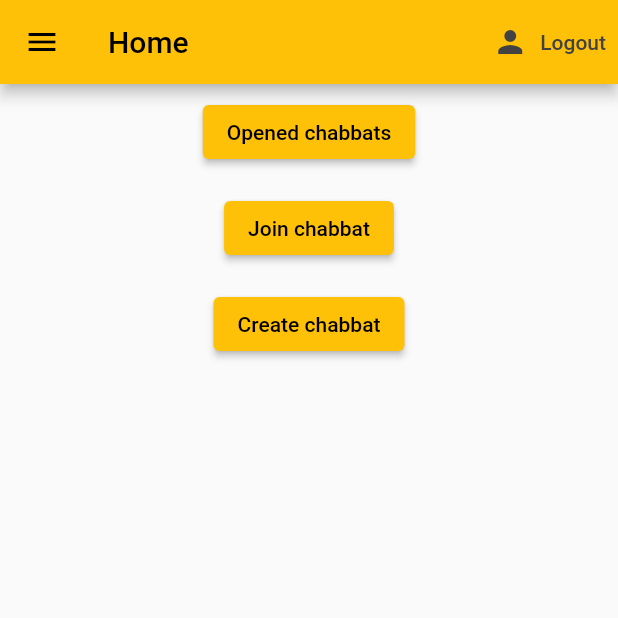
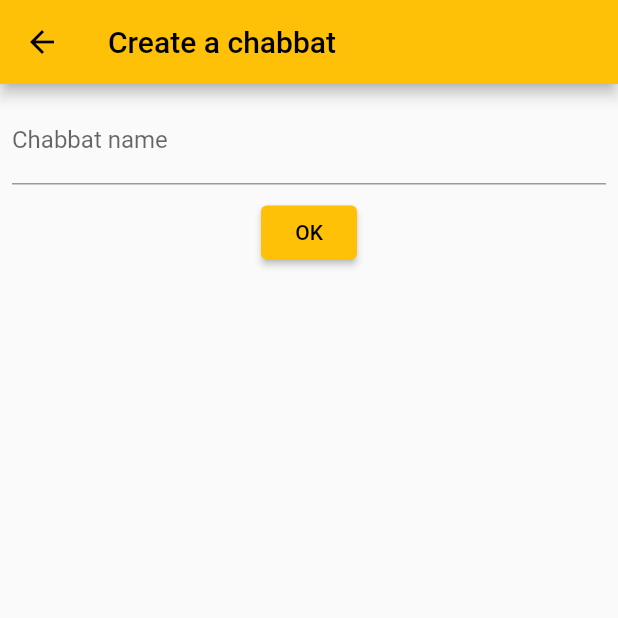
Before and after one commit to raphaelhaehnel/chabbat-pay, a Flutter app: the RouteHome screen opened by its route, after a tap on "Create chabbat", on a phone screen of 412 x 824 dp, the top half of it. Run offline on Flutter 3.47's test engine with Material 2 defaults, Android fonts, the phone set to English and light mode, and no system bars; our stand-ins replace cloud_firestore, firebase_auth, firebase_core, flutter_login; missing offline and left inert: mongo_dart; accounts and stored records are empty; Roboto replaces fonts that are missing (Georgia).

Commit message:
to new-york

```diff
--- a/lib/main.dart
+++ b/lib/main.dart
@@ -1,4 +1,6 @@
+import 'package:chabbat_pay/routes/joinChabbat.dart';
 import 'package:chabbat_pay/routes/loginRedirection.dart';
+import 'package:chabbat_pay/routes/newChabbat.dart';
 import 'package:firebase_auth/firebase_auth.dart';
 import 'package:firebase_core/firebase_core.dart';
 import 'package:flutter/material.dart';
@@ -29,6 +31,8 @@ class MyApp extends StatelessWidget {
             '/': (context) => LoginScreen(),
             '/home': (context) => const RouteHome(),
             '/profile': (context) => RouteProfile(),
+            '/home/new': (context) => NewChabatRoute(),
+            '/home/join': (context) => JoinChabatRoute(),
           },
           theme: myAppTheme()),
     );
--- a/lib/routes/home.dart
+++ b/lib/routes/home.dart
@@ -77,21 +77,42 @@ class _RouteHomeState extends State<RouteHome> {
       ),
       body: Center(
         child: Column(
+          mainAxisAlignment: MainAxisAlignment.center,
+          crossAxisAlignment: CrossAxisAlignment.center,
           children: [
             Padding(
               padding: const EdgeInsets.all(8.0),
-              child: ElevatedButton(
-                  onPressed: () => {}, child: const Text('Opened chabbats')),
+              child: Container(
+                child: ElevatedButton(
+                  onPressed: () => {},
+                  child: const Text('Opened chabbats'),
+                ),
+                width: 180,
+              ),
             ),
             Padding(
               padding: const EdgeInsets.all(8.0),
-              child: ElevatedButton(
-                  onPressed: () => {}, child: const Text('Join chabbat')),
+              child: Container(
+                child: ElevatedButton(
+                    onPressed: () => Navigator.pushNamed(
+                          context,
+                          '/home/join',
+                        ),
+                    child: const Text('Join chabbat')),
+                width: 180,
+              ),
             ),
             Padding(
               padding: const EdgeInsets.all(8.0),
-              child: ElevatedButton(
-                  onPressed: () => {}, child: const Text('Create chabbat')),
+              child: Container(
+                child: ElevatedButton(
+                    onPressed: () => Navigator.pushNamed(
+                          context,
+                          '/home/new',
+                        ),
+                    child: const Text('Create chabbat')),
+                width: 180,
+              ),
             ),
           ],
         ),
--- /dev/null
+++ b/lib/routes/newChabbat.dart
@@ -0,0 +1,68 @@
+import 'package:chabbat_pay/services/database.dart';
+import 'package:firebase_auth/firebase_auth.dart';
+import 'package:flutter/material.dart';
+import 'package:provider/provider.dart';
+
+class NewChabatRoute extends StatefulWidget {
+  const NewChabatRoute({Key? key}) : super(key: key);
+
+  @override
+  State<NewChabatRoute> createState() => _NewChabatRouteState();
+}
+
+class _NewChabatRouteState extends State<NewChabatRoute> {
+  @override
+  Widget build(BuildContext context) {
+    User? _user = Provider.of<User?>(context);
+
+    final GlobalKey<FormState> _formKey = GlobalKey<FormState>();
+
+    String? _chabbatName;
+
+    return Scaffold(
+      appBar: AppBar(
+        title: const Text('Create a chabbat'),
+      ),
+      body: Padding(
+        padding: const EdgeInsets.all(8.0),
+        child: Center(
+          child: Form(
+            key: _formKey,
+            child: Column(
+              children: [
+                TextFormField(
+                  validator: (value) {
+                    setState(() {
+                      _chabbatName = value;
+                    });
+                    if (value == null || value.isEmpty) {
+                      return 'Please enter some text';
+                    }
+                    return null;
+                  },
+                  decoration: InputDecoration(
+                    border: UnderlineInputBorder(),
+                    labelText: 'Chabbat name',
+                  ),
+                ),
+                Padding(
+                  padding: const EdgeInsets.all(8.0),
+                  child: ElevatedButton(
+                      onPressed: () => {
+                            if (_formKey.currentState!.validate())
+                              {
+                                DatabaseService(uid: _user!.uid)
+                                    .createChabbatData(_chabbatName!),
+                                Navigator.pop(context)
+                              }
+                          },
+                      child: const Text('OK')),
+                ),
+              ],
+            ),
+          ),
+        ),
+      ),
+    );
+  }
+}
--- a/lib/services/database.dart
+++ b/lib/services/database.dart
@@ -10,6 +10,10 @@ class DatabaseService {
       FirebaseFirestore.instanceFor(app: Firebase.app('myFirebase'))
           .collection('users');
 
+  final CollectionReference chabbatsCollection =
+      FirebaseFirestore.instanceFor(app: Firebase.app('myFirebase'))
+          .collection('chabbats');
+
   Future updateUserData(String name, List chabbats, points, mail) async {
     return await userCollection.doc(uid).set({
       'name': name,
@@ -19,6 +23,31 @@ class DatabaseService {
     });
   }
 
+  Future createChabbatData(String name) async {
+    return await chabbatsCollection.doc().set({
+      'name': name,
+      'date': Timestamp.now(),
+      'admin': uid,
+      'open': true,
+      'users': {'unStringID': 555},
+    });
+  }
+
+  Future addChabbat() async {
+    DocumentSnapshot documentSnapshot = await userCollection.doc(uid).get();
+    if (documentSnapshot.exists) {
+      Map<String, dynamic>? data =
+          documentSnapshot.data() as Map<String, dynamic>;
+      List chabbats = data['chabbats'];
+      // TODO: We need to add a chabbat here.
+      // 1- Retrive the old list of chabbats (DONE)
+      // 2- Retrive the id of the new created chabbat (how...)
+      // 3- Add the id to the list of chabbats
+    } else {
+      print('PROBLEM !!');
+    }
+  }
+
   Future<DocumentSnapshot> getUserData() async {
     return await userCollection.doc(uid).get();
   }
```
Also changed, not shown: lib/routes/joinChabbat.dart (added, +34 -0 lines), lib/routes/profile.dart (+17 -2 lines).
